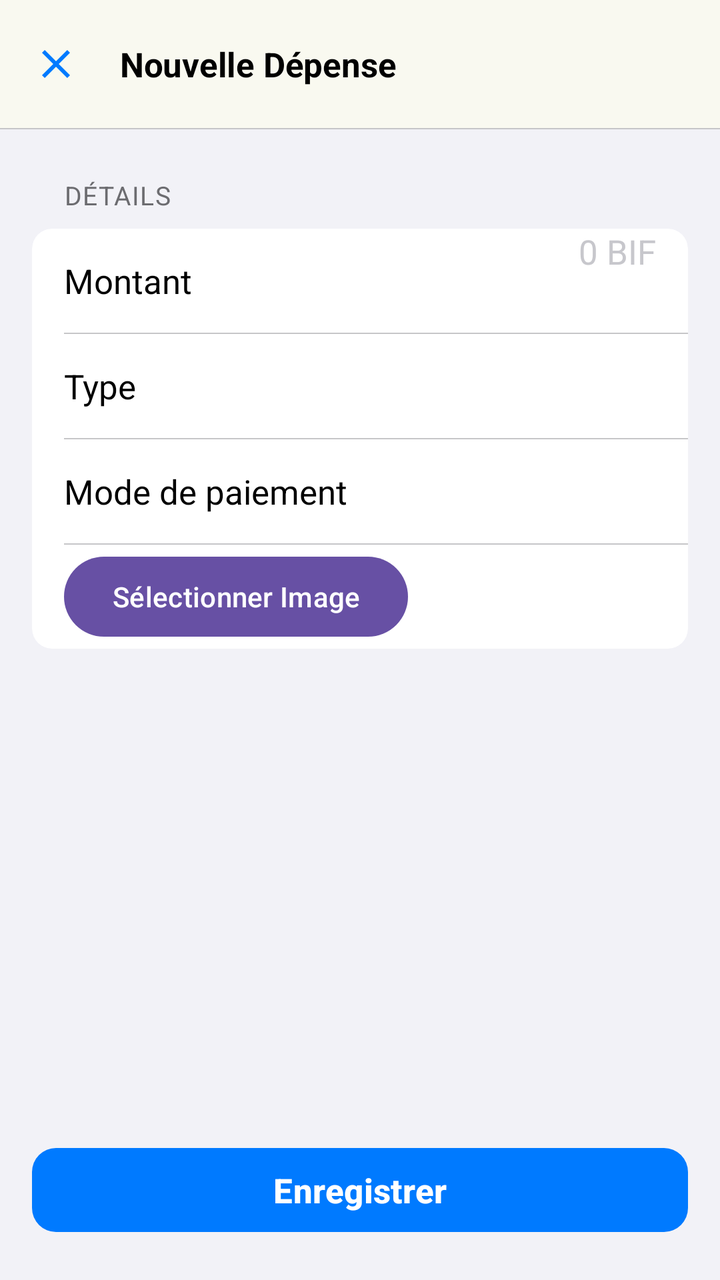
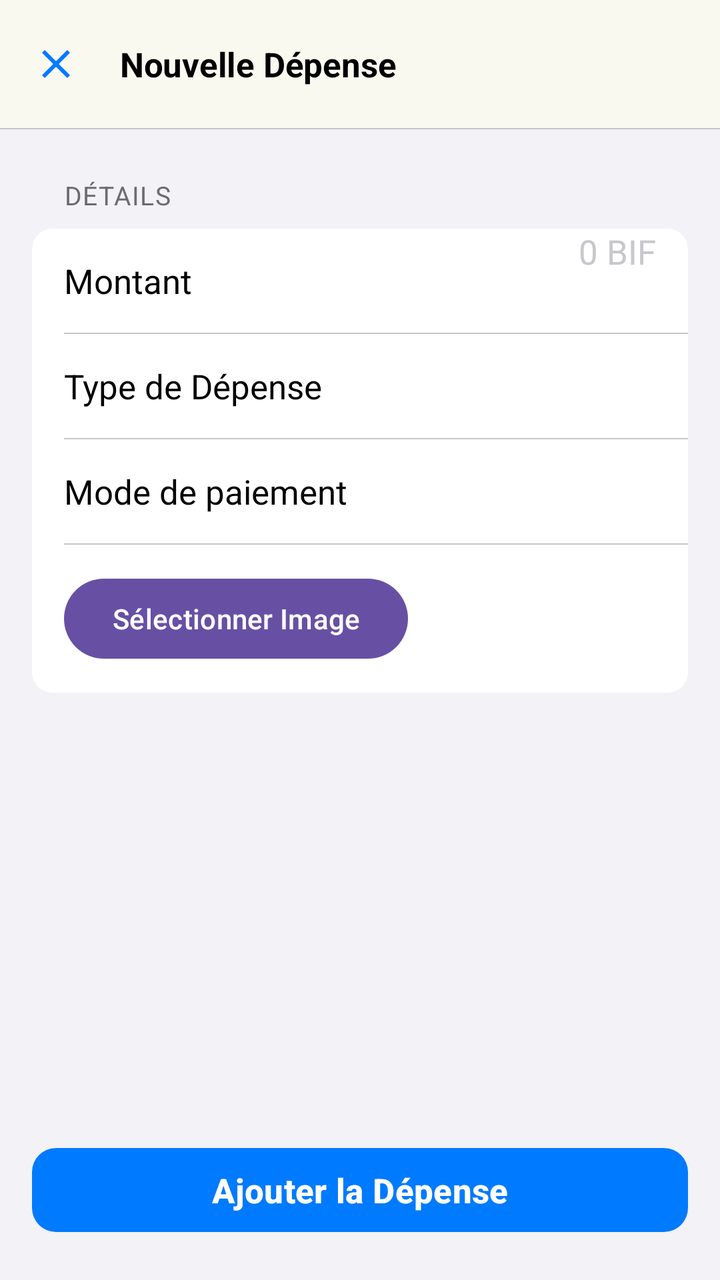

Compare the two renders of this Android layout. The source of the first and the diff that turns it into the second are given below.
<!-- AndroidManifest.xml: application theme Theme.MyAdermoShop -->
<!-- res/layout/activity_add_dispense.xml -->
<?xml version="1.0" encoding="utf-8"?>
<androidx.coordinatorlayout.widget.CoordinatorLayout
    xmlns:android="http://schemas.android.com/apk/res/android"
    xmlns:app="http://schemas.android.com/apk/res-auto"
    android:layout_width="match_parent"
    android:layout_height="match_parent"
    android:background="@color/ios_bg">

    <com.google.android.material.appbar.AppBarLayout
        android:layout_width="match_parent"
        android:layout_height="wrap_content"
        android:background="@color/ios_nav"
        app:elevation="0dp">
        <com.google.android.material.appbar.MaterialToolbar
            android:layout_width="match_parent"
            android:layout_height="?attr/actionBarSize"
            android:background="@color/ios_nav"
            app:navigationIcon="@drawable/ic_close"
            app:navigationIconTint="@color/ios_blue"
            app:title="Nouvelle Dépense"
            app:titleTextAppearance="@style/T.NavTitle"/>
        <View android:layout_width="match_parent" android:layout_height="0.5dp" android:background="@color/ios_sep"/>
    </com.google.android.material.appbar.AppBarLayout>

    <androidx.core.widget.NestedScrollView
        android:layout_width="match_parent"
        android:layout_height="match_parent"
        android:paddingBottom="100dp"
        android:clipToPadding="false"
        app:layout_behavior="@string/appbar_scrolling_view_behavior">
        <LinearLayout
            android:layout_width="match_parent"
            android:layout_height="wrap_content"
            android:orientation="vertical">

            <TextView android:layout_width="wrap_content" android:layout_height="wrap_content"
                android:layout_marginStart="32dp" android:layout_marginTop="24dp" android:layout_marginBottom="8dp"
                android:text="DÉTAILS" android:textColor="@color/ios_label2" android:textSize="13sp"
                android:textAllCaps="true" android:letterSpacing="0.04"/>

            <com.google.android.material.card.MaterialCardView
                android:layout_width="match_parent" android:layout_height="wrap_content"
                android:layout_marginStart="16dp" android:layout_marginEnd="16dp"
                app:cardBackgroundColor="@color/ios_bg2" app:cardCornerRadius="10dp"
                app:cardElevation="0dp" app:strokeWidth="0dp">
                <LinearLayout android:layout_width="match_parent" android:layout_height="wrap_content" android:orientation="vertical">

                    <LinearLayout android:layout_width="match_parent" android:layout_height="52dp"
                        android:gravity="center_vertical" android:orientation="horizontal"
                        android:paddingStart="16dp" android:paddingEnd="16dp">
                        <TextView android:layout_width="0dp" android:layout_weight="1"
                            android:layout_height="wrap_content" android:text="Montant"
                            android:textColor="@color/ios_label" android:textSize="17sp"/>
                        <EditText android:id="@+id/etDispenseAmount" android:layout_width="120dp"
                            android:layout_height="match_parent" android:background="@null"
                            android:gravity="end" android:hint="0 BIF"
                            android:inputType="numberDecimal" android:textColor="@color/ios_label"
                            android:textColorHint="@color/ios_placeholder" android:textSize="17sp"/>
                    </LinearLayout>

                    <View android:layout_width="match_parent" android:layout_height="0.5dp"
                        android:layout_marginStart="16dp" android:background="@color/ios_sep"/>

                    <LinearLayout android:layout_width="match_parent" android:layout_height="52dp"
                        android:gravity="center_vertical" android:orientation="horizontal"
                        android:paddingStart="16dp" android:paddingEnd="16dp">
                        <TextView android:layout_width="0dp" android:layout_weight="1"
                            android:layout_height="wrap_content" android:text="Type"
                            android:textColor="@color/ios_label" android:textSize="17sp"/>
                        <Spinner android:id="@+id/spinnerTypeDispense" android:layout_width="wrap_content"
                            android:layout_height="wrap_content" android:background="@null"/>
                    </LinearLayout>

                    <View android:layout_width="match_parent" android:layout_height="0.5dp"
                        android:layout_marginStart="16dp" android:background="@color/ios_sep"/>

                    <LinearLayout android:layout_width="match_parent" android:layout_height="52dp"
                        android:gravity="center_vertical" android:orientation="horizontal"
                        android:paddingStart="16dp" android:paddingEnd="16dp">
                        <TextView android:layout_width="0dp" android:layout_weight="1"
                            android:layout_height="wrap_content" android:text="Mode de paiement"
                            android:textColor="@color/ios_label" android:textSize="17sp"/>
                        <Spinner android:id="@+id/spinnerPaymentType" android:layout_width="wrap_content"
                            android:layout_height="wrap_content" android:background="@null"/>
                    </LinearLayout>

                    <View android:layout_width="match_parent" android:layout_height="0.5dp"
                        android:layout_marginStart="16dp" android:background="@color/ios_sep"/>

                    <LinearLayout android:layout_width="match_parent" android:layout_height="52dp"
                        android:gravity="center_vertical" android:orientation="horizontal"
                        android:paddingStart="16dp" android:paddingEnd="16dp">
                        <Button android:id="@+id/btnSelectImage" android:layout_width="wrap_content"
                            android:layout_height="wrap_content" android:text="Sélectionner Image"/>
                        <ImageView android:id="@+id/ivSelectedImage" android:layout_width="50dp"
                            android:layout_height="50dp" android:layout_marginStart="8dp"
                            android:scaleType="centerCrop"/>
                    </LinearLayout>

                </LinearLayout>
            </com.google.android.material.card.MaterialCardView>

            <Space android:layout_width="0dp" android:layout_height="24dp"/>
        </LinearLayout>
    </androidx.core.widget.NestedScrollView>

    <com.google.android.material.button.MaterialButton
        android:id="@+id/buttonSave"
        android:layout_width="match_parent"
        android:layout_height="50dp"
        android:layout_gravity="bottom"
        android:layout_marginStart="16dp"
        android:layout_marginEnd="16dp"
        android:layout_marginBottom="20dp"
        android:text="Enregistrer"
        android:textColor="@color/ios_btn_text"
        android:textSize="17sp"
        android:textStyle="bold"
        app:backgroundTint="@color/ios_btn"
        app:cornerRadius="12dp"
        app:elevation="0dp"/>

</androidx.coordinatorlayout.widget.CoordinatorLayout>
<!-- resources referenced by this layout -->
<resources>
  <color name="ios_bg">#F2F2F7</color>
  <color name="ios_bg2">#FFFFFF</color>
  <color name="ios_blue">#007AFF</color>
  <color name="ios_btn">#007AFF</color>
  <color name="ios_btn_text">#FFFFFF</color>
  <color name="ios_label">#000000</color>
  <color name="ios_label2">#6C6C70</color>
  <color name="ios_nav">#F9F9F9F0</color>
  <color name="ios_placeholder">#C7C7CC</color>
  <color name="ios_sep">#C6C6C8</color>
  <!-- drawable ic_close (drawable) -->
  <vector xmlns:android="http://schemas.android.com/apk/res/android" android:height="24dp" android:tint="#000000" android:viewportHeight="24" android:viewportWidth="24" android:width="24dp">
        
      <path android:fillColor="@android:color/white" android:pathData="M19,6.41L17.59,5 12,10.59 6.41,5 5,6.41 10.59,12 5,17.59 6.41,19 12,13.41 17.59,19 19,17.59 13.41,12z"/>
      
  </vector>
  <style name="T.NavTitle">
          <item name="android:textSize">17sp</item>
          <item name="android:textStyle">bold</item>
          <item name="android:textColor">@color/ios_label</item>
          <item name="android:letterSpacing">-0.004</item>
      </style>
  <style name="Theme.MyAdermoShop" parent="Base.Theme.MyAdermoShop" />
  <style name="Base.Theme.MyAdermoShop" parent="Theme.Material3.DayNight.NoActionBar">
          
          
      </style>
</resources>

<!-- the commit's change to res/layout/activity_add_dispense.xml (unified diff, before → after) -->
@@ -12,6 +12,7 @@
         android:background="@color/ios_nav"
         app:elevation="0dp">
         <com.google.android.material.appbar.MaterialToolbar
+            android:id="@+id/toolbar"
             android:layout_width="match_parent"
             android:layout_height="?attr/actionBarSize"
             android:background="@color/ios_nav"
@@ -19,7 +20,10 @@
             app:navigationIconTint="@color/ios_blue"
             app:title="Nouvelle Dépense"
             app:titleTextAppearance="@style/T.NavTitle"/>
-        <View android:layout_width="match_parent" android:layout_height="0.5dp" android:background="@color/ios_sep"/>
+        <View
+            android:layout_width="match_parent"
+            android:layout_height="0.5dp"
+            android:background="@color/ios_sep"/>
     </com.google.android.material.appbar.AppBarLayout>
 
     <androidx.core.widget.NestedScrollView
@@ -28,72 +32,154 @@
         android:paddingBottom="100dp"
         android:clipToPadding="false"
         app:layout_behavior="@string/appbar_scrolling_view_behavior">
+
         <LinearLayout
             android:layout_width="match_parent"
             android:layout_height="wrap_content"
             android:orientation="vertical">
 
-            <TextView android:layout_width="wrap_content" android:layout_height="wrap_content"
-                android:layout_marginStart="32dp" android:layout_marginTop="24dp" android:layout_marginBottom="8dp"
-                android:text="DÉTAILS" android:textColor="@color/ios_label2" android:textSize="13sp"
-                android:textAllCaps="true" android:letterSpacing="0.04"/>
+            <TextView
+                android:layout_width="wrap_content"
+                android:layout_height="wrap_content"
+                android:layout_marginStart="32dp"
+                android:layout_marginTop="24dp"
+                android:layout_marginBottom="8dp"
+                android:text="DÉTAILS"
+                android:textColor="@color/ios_label2"
+                android:textSize="13sp"
+                android:textAllCaps="true"
+                android:letterSpacing="0.04"/>
 
             <com.google.android.material.card.MaterialCardView
-                android:layout_width="match_parent" android:layout_height="wrap_content"
-                android:layout_marginStart="16dp" android:layout_marginEnd="16dp"
-                app:cardBackgroundColor="@color/ios_bg2" app:cardCornerRadius="10dp"
-                app:cardElevation="0dp" app:strokeWidth="0dp">
-                <LinearLayout android:layout_width="match_parent" android:layout_height="wrap_content" android:orientation="vertical">
-
-                    <LinearLayout android:layout_width="match_parent" android:layout_height="52dp"
-                        android:gravity="center_vertical" android:orientation="horizontal"
-                        android:paddingStart="16dp" android:paddingEnd="16dp">
-                        <TextView android:layout_width="0dp" android:layout_weight="1"
-                            android:layout_height="wrap_content" android:text="Montant"
-                            android:textColor="@color/ios_label" android:textSize="17sp"/>
-                        <EditText android:id="@+id/etDispenseAmount" android:layout_width="120dp"
-                            android:layout_height="match_parent" android:background="@null"
-                            android:gravity="end" android:hint="0 BIF"
-                            android:inputType="numberDecimal" android:textColor="@color/ios_label"
-                            android:textColorHint="@color/ios_placeholder" android:textSize="17sp"/>
-                    </LinearLayout>
-
-                    <View android:layout_width="match_parent" android:layout_height="0.5dp"
-                        android:layout_marginStart="16dp" android:background="@color/ios_sep"/>
-
-                    <LinearLayout android:layout_width="match_parent" android:layout_height="52dp"
-                        android:gravity="center_vertical" android:orientation="horizontal"
-                        android:paddingStart="16dp" android:paddingEnd="16dp">
-                        <TextView android:layout_width="0dp" android:layout_weight="1"
-                            android:layout_height="wrap_content" android:text="Type"
-                            android:textColor="@color/ios_label" android:textSize="17sp"/>
-                        <Spinner android:id="@+id/spinnerTypeDispense" android:layout_width="wrap_content"
-                            android:layout_height="wrap_content" android:background="@null"/>
-                    </LinearLayout>
-
-                    <View android:layout_width="match_parent" android:layout_height="0.5dp"
-                        android:layout_marginStart="16dp" android:background="@color/ios_sep"/>
-
-                    <LinearLayout android:layout_width="match_parent" android:layout_height="52dp"
-                        android:gravity="center_vertical" android:orientation="horizontal"
-                        android:paddingStart="16dp" android:paddingEnd="16dp">
-                        <TextView android:layout_width="0dp" android:layout_weight="1"
-                            android:layout_height="wrap_content" android:text="Mode de paiement"
-                            android:textColor="@color/ios_label" android:textSize="17sp"/>
-                        <Spinner android:id="@+id/spinnerPaymentType" android:layout_width="wrap_content"
-                            android:layout_height="wrap_content" android:background="@null"/>
-                    </LinearLayout>
-
-                    <View android:layout_width="match_parent" android:layout_height="0.5dp"
-                        android:layout_marginStart="16dp" android:background="@color/ios_sep"/>
-
-                    <LinearLayout android:layout_width="match_parent" android:layout_height="52dp"
-                        android:gravity="center_vertical" android:orientation="horizontal"
-                        android:paddingStart="16dp" android:paddingEnd="16dp">
-                        <Button android:id="@+id/btnSelectImage" android:layout_width="wrap_content"
-                            android:layout_height="wrap_content" android:text="Sélectionner Image"/>
-                        <ImageView android:id="@+id/ivSelectedImage" android:layout_width="50dp"
-                            android:layout_height="50dp" android:layout_marginStart="8dp"
+                android:layout_width="match_parent"
+                android:layout_height="wrap_content"
+                android:layout_marginStart="16dp"
+                android:layout_marginEnd="16dp"
+                app:cardBackgroundColor="@color/ios_bg2"
+                app:cardCornerRadius="10dp"
+                app:cardElevation="0dp"
+                app:strokeWidth="0dp">
+
+                <LinearLayout
+                    android:layout_width="match_parent"
+                    android:layout_height="wrap_content"
+                    android:orientation="vertical">
+
+                    
+                    <LinearLayout
+                        android:layout_width="match_parent"
+                        android:layout_height="52dp"
+                        android:gravity="center_vertical"
+                        android:orientation="horizontal"
+                        android:paddingStart="16dp"
+                        android:paddingEnd="16dp">
+                        <TextView
+                            android:layout_width="0dp"
+                            android:layout_weight="1"
+                            android:layout_height="wrap_content"
+                            android:text="Montant"
+                            android:textColor="@color/ios_label"
+                            android:textSize="17sp"/>
+                        
+                        <EditText
+                            android:id="@+id/etDispenseAmount"
+                            android:layout_width="120dp"
+                            android:layout_height="match_parent"
+                            android:background="@null"
+                            android:gravity="end"
+                            android:hint="0 BIF"
+                            android:inputType="numberDecimal"
+                            android:textColor="@color/ios_label"
+                            android:textColorHint="@color/ios_placeholder"
+                            android:textSize="17sp"/>
+                    </LinearLayout>
+
+                    <View
+                        android:layout_width="match_parent"
+                        android:layout_height="0.5dp"
+                        android:layout_marginStart="16dp"
+                        android:background="@color/ios_sep"/>
+
+                    
+                    <LinearLayout
+                        android:layout_width="match_parent"
+                        android:layout_height="52dp"
+                        android:gravity="center_vertical"
+                        android:orientation="horizontal"
+                        android:paddingStart="16dp"
+                        android:paddingEnd="16dp">
+                        <TextView
+                            android:layout_width="0dp"
+                            android:layout_weight="1"
+                            android:layout_height="wrap_content"
+                            android:text="Type de Dépense"
+                            android:textColor="@color/ios_label"
+                            android:textSize="17sp"/>
+                        
+                        <Spinner
+                            android:id="@+id/spinnerTypeDispense"
+                            android:layout_width="wrap_content"
+                            android:layout_height="wrap_content"
+                            android:background="@null"/>
+                    </LinearLayout>
+
+                    <View
+                        android:layout_width="match_parent"
+                        android:layout_height="0.5dp"
+                        android:layout_marginStart="16dp"
+                        android:background="@color/ios_sep"/>
+
+                    
+                    <LinearLayout
+                        android:layout_width="match_parent"
+                        android:layout_height="52dp"
+                        android:gravity="center_vertical"
+                        android:orientation="horizontal"
+                        android:paddingStart="16dp"
+                        android:paddingEnd="16dp">
+                        <TextView
+                            android:layout_width="0dp"
+                            android:layout_weight="1"
+                            android:layout_height="wrap_content"
+                            android:text="Mode de paiement"
+                            android:textColor="@color/ios_label"
+                            android:textSize="17sp"/>
+                        
+                        <Spinner
+                            android:id="@+id/spinnerPaymentType"
+                            android:layout_width="wrap_content"
+                            android:layout_height="wrap_content"
+                            android:background="@null"/>
+                    </LinearLayout>
+
+                    <View
+                        android:layout_width="match_parent"
+                        android:layout_height="0.5dp"
+                        android:layout_marginStart="16dp"
+                        android:background="@color/ios_sep"/>
+
+                    
+                    <LinearLayout
+                        android:layout_width="match_parent"
+                        android:layout_height="wrap_content"
+                        android:gravity="center_vertical"
+                        android:orientation="horizontal"
+                        android:paddingStart="16dp"
+                        android:paddingEnd="16dp"
+                        android:paddingTop="12dp"
+                        android:paddingBottom="12dp">
+                        
+                        <Button
+                            android:id="@+id/btnSelectImage"
+                            android:layout_width="wrap_content"
+                            android:layout_height="wrap_content"
+                            android:text="Sélectionner Image"/>
+                        
+                        <ImageView
+                            android:id="@+id/ivSelectedImage"
+                            android:layout_width="50dp"
+                            android:layout_height="50dp"
+                            android:layout_marginStart="8dp"
                             android:scaleType="centerCrop"/>
                     </LinearLayout>
 
@@ -101,18 +187,20 @@
             </com.google.android.material.card.MaterialCardView>
 
             <Space android:layout_width="0dp" android:layout_height="24dp"/>
+
         </LinearLayout>
     </androidx.core.widget.NestedScrollView>
 
+    
     <com.google.android.material.button.MaterialButton
-        android:id="@+id/buttonSave"
+        android:id="@+id/btnAddDispense"
         android:layout_width="match_parent"
         android:layout_height="50dp"
         android:layout_gravity="bottom"
         android:layout_marginStart="16dp"
         android:layout_marginEnd="16dp"
         android:layout_marginBottom="20dp"
-        android:text="Enregistrer"
+        android:text="Ajouter la Dépense"
         android:textColor="@color/ios_btn_text"
         android:textSize="17sp"
         android:textStyle="bold"
